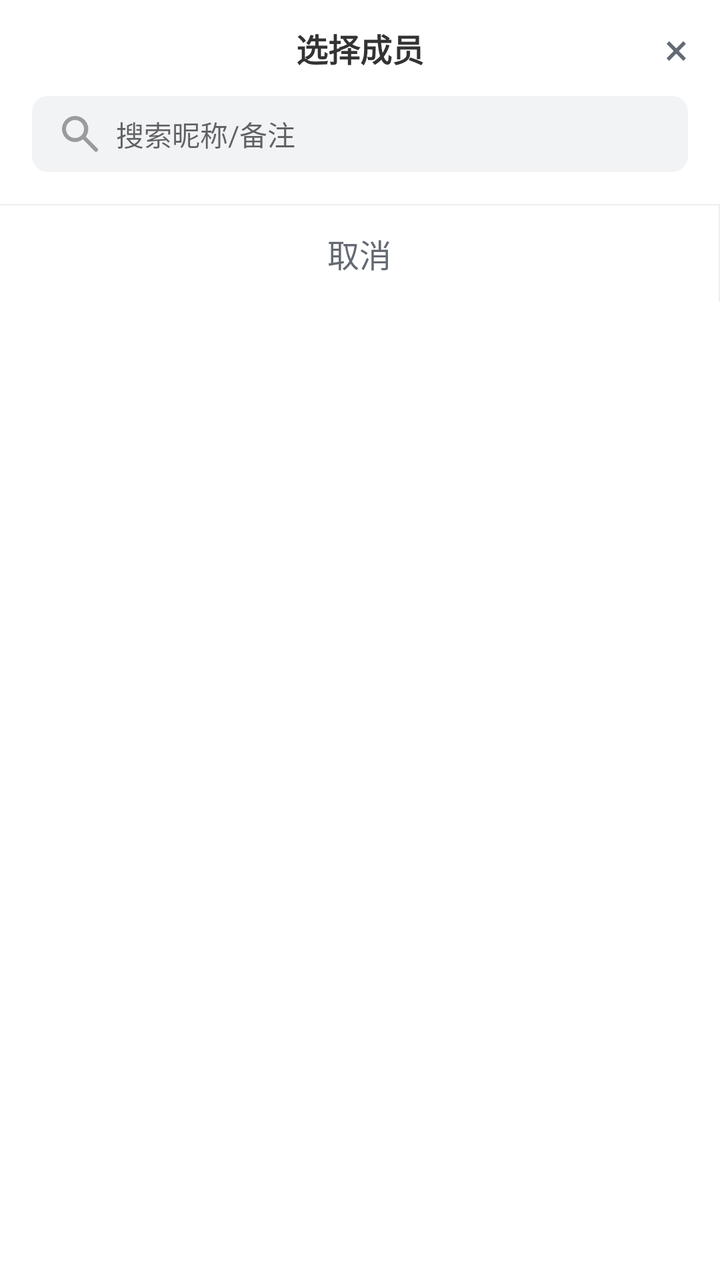
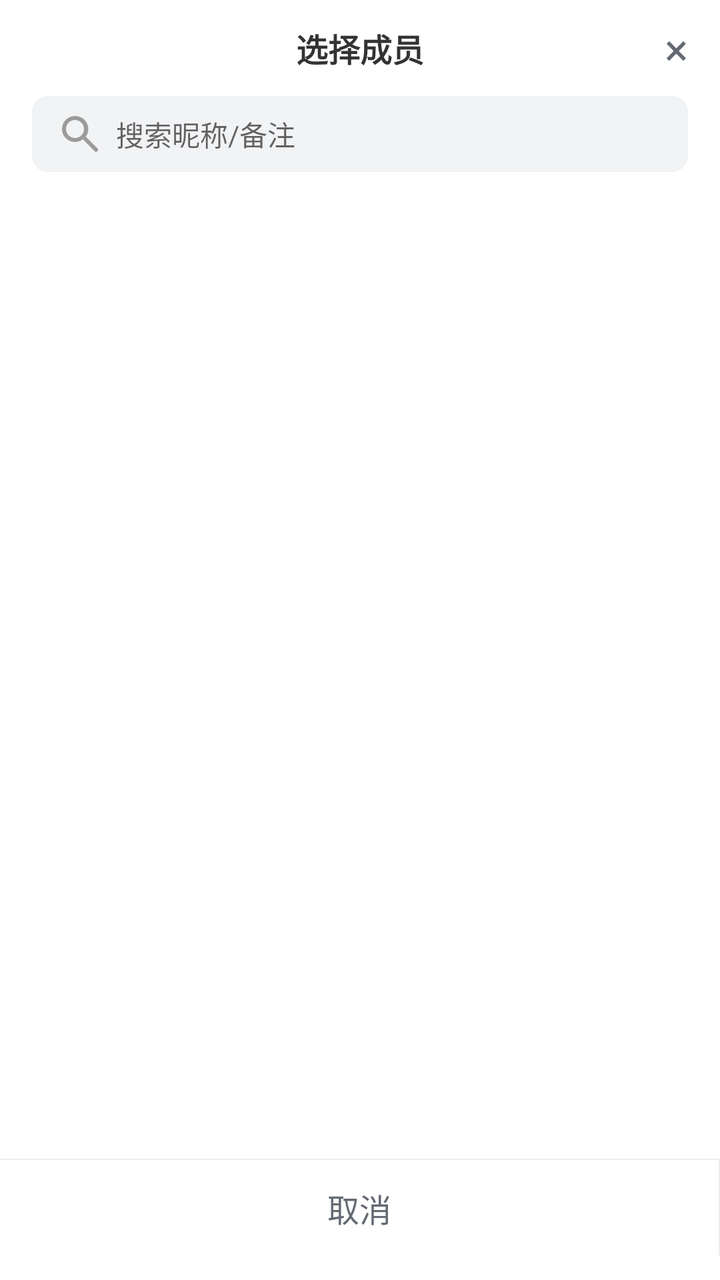

The first picture is an Android layout as it rendered before a commit; the second is the same layout after the commit. The layout source and the unified diff follow.
<!-- AndroidManifest.xml: another module's application theme AppTheme.NoActionBar -->
<!-- res/layout/dialog_member_picker.xml -->
<?xml version="1.0" encoding="utf-8"?>
<LinearLayout xmlns:android="http://schemas.android.com/apk/res/android"
    android:layout_width="match_parent"
    android:layout_height="wrap_content"
    android:background="@drawable/bg_bottom_sheet"
    android:orientation="vertical"
    android:paddingBottom="12dp">

    <FrameLayout
        android:layout_width="match_parent"
        android:layout_height="48dp">

        <TextView
            android:id="@+id/mpSheetTitle"
            android:layout_width="match_parent"
            android:layout_height="match_parent"
            android:gravity="center"
            android:text="选择成员"
            android:textColor="#333333"
            android:textSize="16sp"
            android:textStyle="bold" />

        <TextView
            android:id="@+id/mpSheetClose"
            android:layout_width="44dp"
            android:layout_height="48dp"
            android:layout_gravity="end"
            android:gravity="center"
            android:text="×"
            android:textColor="#646A73"
            android:textSize="22sp" />
    </FrameLayout>

    <LinearLayout
        android:layout_width="match_parent"
        android:layout_height="wrap_content"
        android:paddingStart="16dp"
        android:paddingEnd="16dp"
        android:paddingBottom="8dp">

        <EditText
            android:id="@+id/mpSheetSearch"
            android:layout_width="match_parent"
            android:layout_height="38dp"
            android:background="@drawable/bg_mp_search"
            android:drawableStart="@drawable/ic_member_picker_search"
            android:drawablePadding="6dp"
            android:gravity="center_vertical"
            android:hint="搜索昵称/备注"
            android:imeOptions="actionSearch"
            android:inputType="text"
            android:paddingStart="12dp"
            android:paddingEnd="12dp"
            android:singleLine="true"
            android:textColor="#2A2A2A"
            android:textSize="14sp" />
    </LinearLayout>

    <androidx.recyclerview.widget.RecyclerView
        android:id="@+id/mpSheetList"
        android:layout_width="match_parent"
        android:layout_height="wrap_content"
        android:scrollbars="vertical" />

    <View
        android:layout_width="match_parent"
        android:layout_height="0.5dp"
        android:layout_marginTop="8dp"
        android:background="#EEEEEE" />

    <LinearLayout
        android:layout_width="match_parent"
        android:layout_height="48dp"
        android:orientation="horizontal">

        <TextView
            android:id="@+id/mpSheetCancel"
            android:layout_width="0dp"
            android:layout_height="match_parent"
            android:layout_weight="1"
            android:gravity="center"
            android:text="取消"
            android:textColor="#646A73"
            android:textSize="16sp" />

        <View
            android:layout_width="0.5dp"
            android:layout_height="match_parent"
            android:background="#EEEEEE" />

        <TextView
            android:id="@+id/mpSheetConfirm"
            android:layout_width="0dp"
            android:layout_height="match_parent"
            android:layout_weight="1"
            android:gravity="center"
            android:text="确定"
            android:textColor="#FA5151"
            android:textSize="16sp"
            android:visibility="gone" />
    </LinearLayout>
</LinearLayout>
<!-- resources referenced by this layout -->
<resources>
  <!-- drawable bg_bottom_sheet (drawable) -->
  <?xml version="1.0" encoding="utf-8"?>
  <shape xmlns:android="http://schemas.android.com/apk/res/android">
      <solid android:color="#FFFFFF" />
      <corners
          android:topLeftRadius="16dp"
          android:topRightRadius="16dp" />
  </shape>
  <!-- drawable bg_mp_search (drawable) -->
  <?xml version="1.0" encoding="utf-8"?>
  <shape xmlns:android="http://schemas.android.com/apk/res/android">
      <solid android:color="#F2F3F5" />
      <corners android:radius="8dp" />
  </shape>
  <!-- drawable ic_member_picker_search (drawable) -->
  <?xml version="1.0" encoding="utf-8"?>
  <vector xmlns:android="http://schemas.android.com/apk/res/android"
      android:width="24dp"
      android:height="24dp"
      android:viewportWidth="24"
      android:viewportHeight="24">
      <path
          android:fillColor="#9B9B9B"
          android:pathData="M9.5,3a6.5,6.5 0 1 0 3.98,11.63L19.35,20.65a1,1 0 0 0 1.41,-1.41l-5.87,-5.87A6.5,6.5 0 0 0 9.5,3zM5,9.5a4.5,4.5 0 1 1 9,0a4.5,4.5 0 0 1 -9,0z" />
  </vector>
  <style name="AppTheme.NoActionBar" parent="Theme.MaterialComponents.Light.NoActionBar">
          <item name="colorPrimary">@color/colorPrimary</item>
          <item name="colorPrimaryDark">@color/colorPrimaryDark</item>
          <item name="colorAccent">@color/colorAccent</item>
      </style>
  <color name="colorPrimary">#2196f3</color>
  <color name="colorPrimaryDark">#1970b6</color>
  <color name="colorAccent">#2196f3</color>
</resources>

<!-- the commit's change to res/layout/dialog_member_picker.xml (unified diff, before → after) -->
@@ -59,7 +59,8 @@
     <androidx.recyclerview.widget.RecyclerView
         android:id="@+id/mpSheetList"
         android:layout_width="match_parent"
-        android:layout_height="wrap_content"
+        android:layout_height="0dp"
+        android:layout_weight="1"
         android:scrollbars="vertical" />
 
     <View
@@ -92,11 +93,16 @@
             android:id="@+id/mpSheetConfirm"
             android:layout_width="0dp"
             android:layout_height="match_parent"
+            android:layout_marginStart="12dp"
+            android:layout_marginTop="8dp"
+            android:layout_marginEnd="12dp"
+            android:layout_marginBottom="8dp"
             android:layout_weight="1"
+            android:background="@drawable/bg_picker_confirm"
             android:gravity="center"
             android:text="确定"
-            android:textColor="#FA5151"
-            android:textSize="16sp"
+            android:textColor="#FFFFFF"
+            android:textSize="14sp"
             android:visibility="gone" />
     </LinearLayout>
 </LinearLayout>
<!-- resource entries referenced after the edit -->
@@ -13,6 +13,16 @@
   <shape xmlns:android="http://schemas.android.com/apk/res/android">
       <solid android:color="#F2F3F5" />
       <corners android:radius="8dp" />
+  </shape>
+  <!-- drawable bg_picker_confirm (drawable) -->
+  <?xml version="1.0" encoding="utf-8"?>
+  <shape xmlns:android="http://schemas.android.com/apk/res/android"
+      android:shape="rectangle">
+      <gradient
+          android:angle="0"
+          android:endColor="#E78AF2"
+          android:startColor="#9079F9" />
+      <corners android:radius="22dp" />
   </shape>
   <!-- drawable ic_member_picker_search (drawable) -->
   <?xml version="1.0" encoding="utf-8"?>
